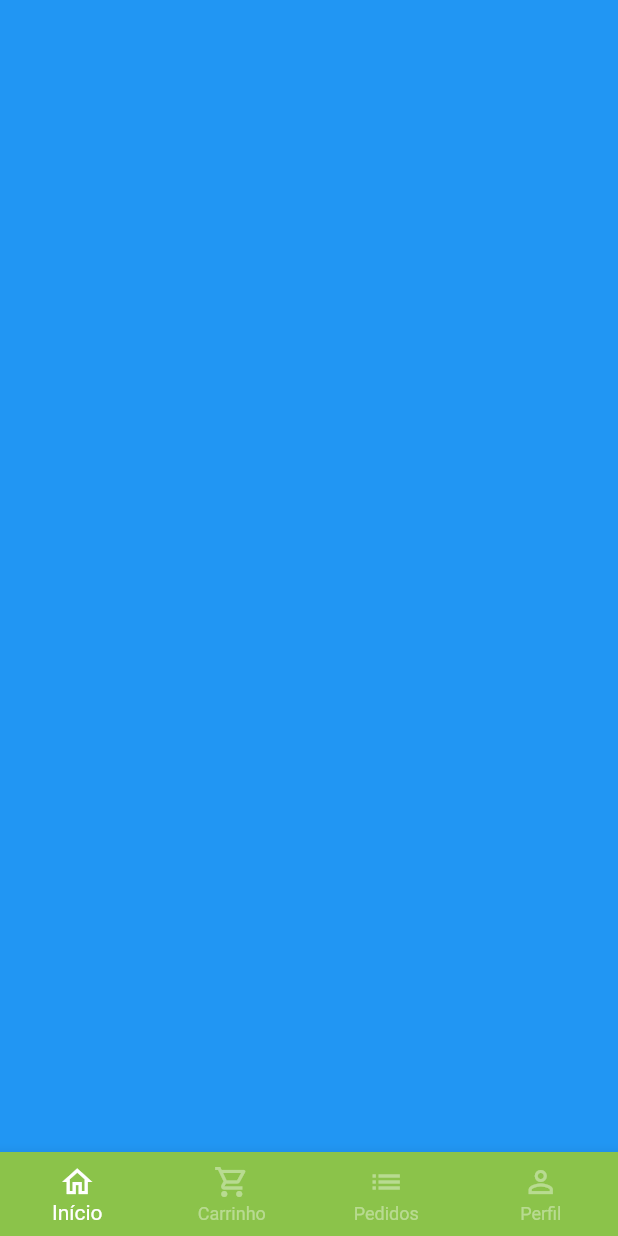
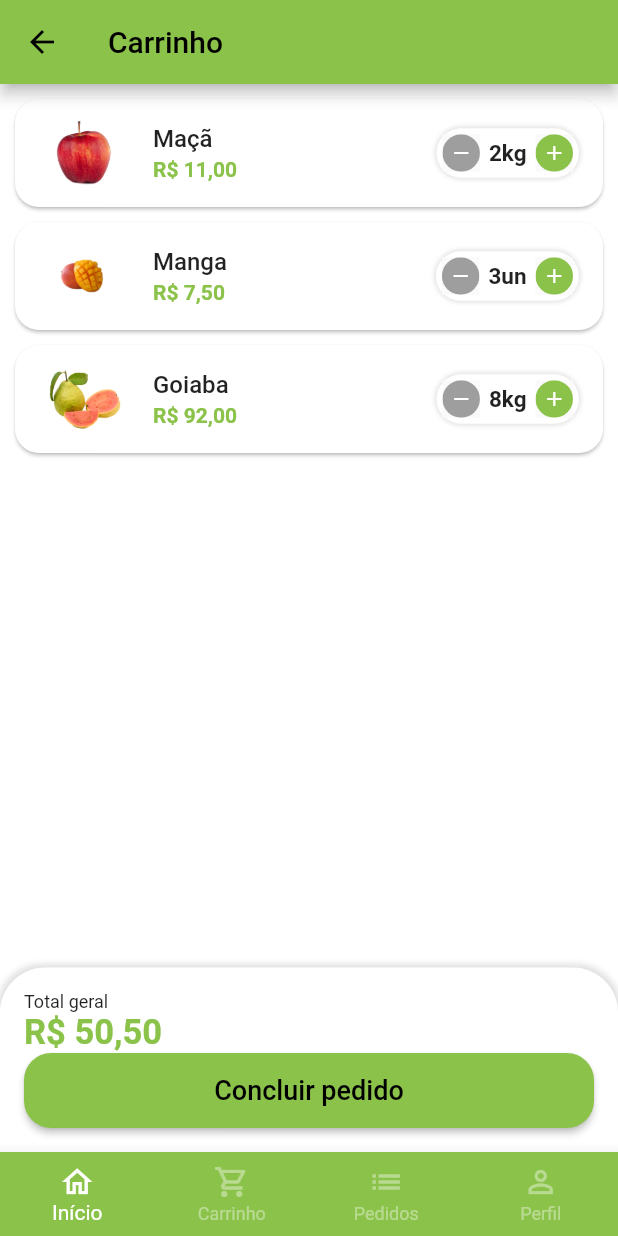
Before and after one commit to Anderson-Andre-P/GreenGrocer, a Flutter app: the BaseScreen screen opened directly, swiped to page 2, on a phone screen of 412 x 824 dp. Run offline on Flutter 3.47's test engine with Material 2 defaults, Android fonts, the phone set to English and light mode, and no system bars; our stand-ins replace animated_text_kit, badges, mask_text_input_formatter.

Commit message:
feat: cart

```diff
--- a/lib/main.dart
+++ b/lib/main.dart
@@ -14,7 +14,7 @@ class MyApp extends StatelessWidget {
   Widget build(BuildContext context) {
     return MaterialApp(
       debugShowCheckedModeBanner: false,
-      title: 'Flutter Demo',
+      title: 'GreenGrocer',
       theme: ThemeData(
         primarySwatch: CustomColors.customSwatchColor,
         scaffoldBackgroundColor: Colors.white.withAlpha(190),
--- a/lib/src/config/app_data.dart
+++ b/lib/src/config/app_data.dart
@@ -1,3 +1,4 @@
+import 'package:green_grocer/src/models/cart_item_model.dart';
 import 'package:green_grocer/src/models/item_model.dart';
 
 ItemModel apple = ItemModel(
@@ -71,3 +72,9 @@ List<String> categories = [
   'Temperos',
   'Cereais',
 ];
+
+List<CartItemModel> cartItems = [
+  CartItemModel(item: apple, quantity: 2),
+  CartItemModel(item: mango, quantity: 3),
+  CartItemModel(item: guava, quantity: 8),
+];
--- /dev/null
+++ b/lib/src/models/cart_item_model.dart
@@ -0,0 +1,13 @@
+import 'package:green_grocer/src/models/item_model.dart';
+
+class CartItemModel {
+  ItemModel item;
+  int quantity;
+
+  CartItemModel({
+    required this.item,
+    required this.quantity,
+  });
+
+  double totalPrice() => item.price * quantity;
+}
--- a/lib/src/pages/base/base_screen.dart
+++ b/lib/src/pages/base/base_screen.dart
@@ -1,5 +1,6 @@
 import 'package:flutter/material.dart';
 import 'package:green_grocer/src/config/custom_colors.dart';
+import 'package:green_grocer/src/pages/cart/cart_tab.dart';
 import 'package:green_grocer/src/pages/home/home_tab.dart';
 
 class BaseScreen extends StatefulWidget {
@@ -21,7 +22,7 @@ class _BaseScreenState extends State<BaseScreen> {
         physics: const NeverScrollableScrollPhysics(),
         children: [
           const HomeTab(),
-          Container(color: Colors.blue),
+          CartTab(),
           Container(color: Colors.purple),
           Container(color: Colors.yellow),
         ],
--- /dev/null
+++ b/lib/src/pages/cart/cart_tab.dart
@@ -0,0 +1,95 @@
+import 'package:flutter/material.dart';
+import 'package:green_grocer/src/config/custom_colors.dart';
+import 'package:green_grocer/src/pages/cart/components/card_tile.dart';
+import 'package:green_grocer/src/services/utils_services.dart';
+import 'package:green_grocer/src/config/app_data.dart' as appData;
+
+class CartTab extends StatelessWidget {
+  CartTab({super.key});
+
+  final UtilsServices utilsServices = UtilsServices();
+
+  @override
+  Widget build(BuildContext context) {
+    return Scaffold(
+      appBar: AppBar(
+        title: const Text(
+          "Carrinho",
+        ),
+      ),
+      body: Column(
+        children: [
+          Expanded(
+            child: ListView.builder(
+              itemCount: appData.cartItems.length,
+              itemBuilder: (_, index) {
+                return CartTile(
+                  cartItem: appData.cartItems[index],
+                );
+              },
+            ),
+          ),
+          Container(
+            padding: const EdgeInsets.all(
+              16.0,
+            ),
+            decoration: BoxDecoration(
+              color: Colors.white,
+              borderRadius: const BorderRadius.vertical(
+                top: Radius.circular(
+                  30,
+                ),
+              ),
+              boxShadow: [
+                BoxShadow(
+                  color: Colors.grey.shade300,
+                  blurRadius: 3,
+                  spreadRadius: 2,
+                )
+              ],
+            ),
+            child: Column(
+              crossAxisAlignment: CrossAxisAlignment.stretch,
+              children: [
+                const Text(
+                  'Total geral',
+                  style: TextStyle(
+                    fontSize: 12.0,
+                  ),
+                ),
+                Text(
+                  utilsServices.priceToCurrency(50.5),
+                  style: TextStyle(
+                    fontSize: 23.0,
+                    color: CustomColors.customSwatchColor,
+                    fontWeight: FontWeight.bold,
+                  ),
+                ),
+                SizedBox(
+                  height: 50.0,
+                  child: ElevatedButton(
+                    style: ElevatedButton.styleFrom(
+                      backgroundColor: CustomColors.customSwatchColor,
+                      shape: RoundedRectangleBorder(
+                        borderRadius: BorderRadiusDirectional.circular(
+                          18.0,
+                        ),
+                      ),
+                    ),
+                    onPressed: () {},
+                    child: const Text(
+                      "Concluir pedido",
+                      style: TextStyle(
+                        fontSize: 18.0,
+                      ),
+                    ),
+                  ),
+                ),
+              ],
+            ),
+          ),
+        ],
+      ),
+    );
+  }
+}
--- /dev/null
+++ b/lib/src/pages/cart/components/card_tile.dart
@@ -0,0 +1,67 @@
+import 'package:flutter/material.dart';
+import 'package:green_grocer/src/config/custom_colors.dart';
+import 'package:green_grocer/src/models/cart_item_model.dart';
+import 'package:green_grocer/src/pages/common_widgets/quantity_widget.dart';
+import 'package:green_grocer/src/services/utils_services.dart';
+
+class CartTile extends StatelessWidget {
+  final CartItemModel cartItem;
+
+  CartTile({
+    Key? key,
+    required this.cartItem,
+  }) : super(key: key);
+
+  final UtilsServices utilsServices = UtilsServices();
+
+  @override
+  Widget build(BuildContext context) {
+    return Card(
+      margin: const EdgeInsets.fromLTRB(
+        10,
+        10,
+        10,
+        0,
+      ),
+      shape: RoundedRectangleBorder(
+        borderRadius: BorderRadius.circular(
+          16.0,
+        ),
+      ),
+      child: ListTile(
+        // imagem
+        leading: Image.asset(
+          cartItem.item.imgUrl,
+          height: 60.0,
+          width: 60.0,
+        ),
+
+        // titulo
+        title: Text(
+          cartItem.item.itemName,
+          style: const TextStyle(
+            fontWeight: FontWeight.w500,
+          ),
+        ),
+
+        // total
+        subtitle: Text(
+          utilsServices.priceToCurrency(
+            cartItem.totalPrice(),
+          ),
+          style: TextStyle(
+            color: CustomColors.customSwatchColor,
+            fontWeight: FontWeight.bold,
+          ),
+        ),
+
+        // quantidade
+        trailing: QuantityWidget(
+          suffixText: cartItem.item.unit,
+          value: cartItem.quantity,
+          result: (quantity) {},
+        ),
+      ),
+    );
+  }
+}
--- a/lib/src/pages/common_widgets/quantity_widget.dart
+++ b/lib/src/pages/common_widgets/quantity_widget.dart
@@ -29,6 +29,7 @@ class QuantityWidget extends StatelessWidget {
         ],
       ),
       child: Row(
+        mainAxisSize: MainAxisSize.min,
         children: [
           _QuantityButton(
             icon: Icons.remove,
--- a/lib/src/pages/home/home_tab.dart
+++ b/lib/src/pages/home/home_tab.dart
@@ -1,9 +1,9 @@
-import 'package:badges/badges.dart';
 import 'package:flutter/material.dart';
 import 'package:green_grocer/src/config/custom_colors.dart';
 import 'package:green_grocer/src/pages/home/components/category_tile.dart';
 import 'package:green_grocer/src/config/app_data.dart' as appData;
 import 'package:green_grocer/src/pages/home/components/item_tile.dart';
+import 'package:badges/badges.dart' as badges;
 
 class HomeTab extends StatefulWidget {
   const HomeTab({Key? key}) : super(key: key);
@@ -52,13 +52,13 @@ class _HomeTabState extends State<HomeTab> {
             ),
             child: GestureDetector(
               onTap: () {},
-              child: Badge(
+              child: badges.Badge(
                 badgeColor: CustomColors.customContrastColor,
                 badgeContent: const Text(
                   '2',
                   style: TextStyle(
                     color: Colors.white,
-                    fontSize: 12.0,
+                    fontSize: 12,
                   ),
                 ),
                 child: Icon(
--- a/pubspec.yaml
+++ b/pubspec.yaml
@@ -37,7 +37,7 @@ dependencies:
   cupertino_icons: ^1.0.2
   animated_text_kit: ^4.2.2
   mask_text_input_formatter: ^2.4.0
-  badges: ^2.0.3
+  badges: ^2.0.1
   intl: ^0.17.0
 
 dev_dependencies:
```
Also changed, not shown: pubspec.lock, 1 other file.
